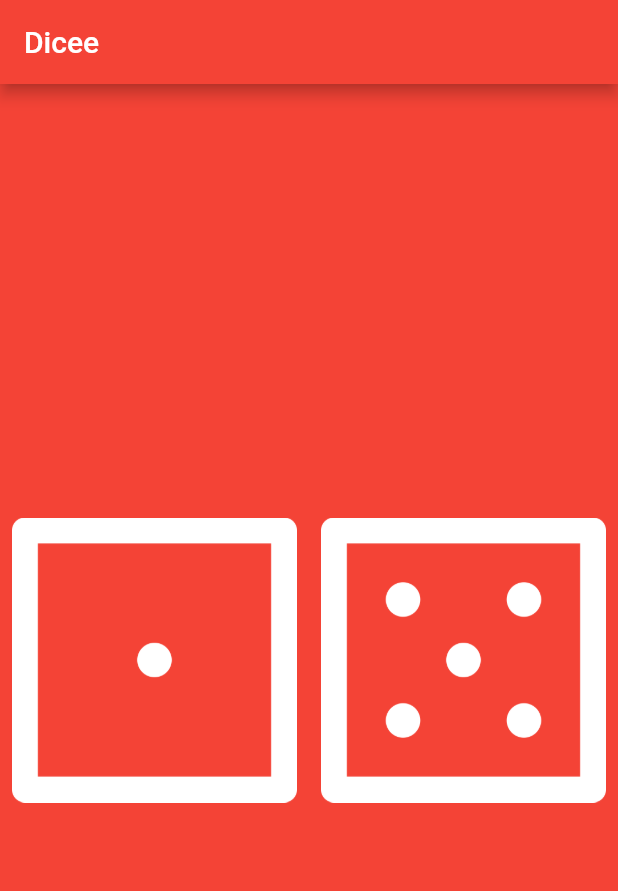
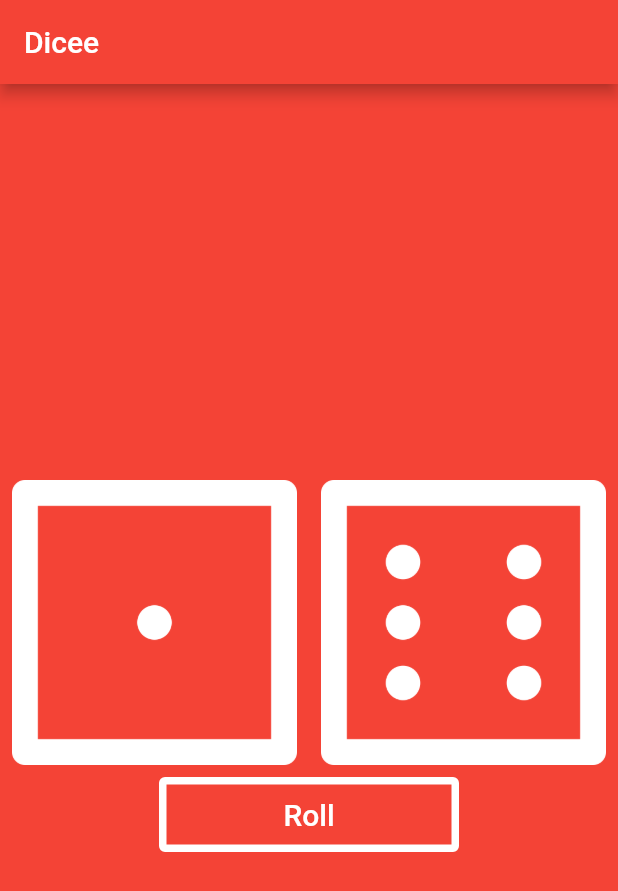
Before and after one commit to SKesek/Dicee, a Flutter app: the screen it shows after launch, on a phone screen of 412 x 824 dp. Shown: the top 891 px of the screen. Run offline on Flutter 3.47's test engine with Material 2 defaults, Android fonts, the phone set to English and light mode, and no system bars.

```diff
--- a/lib/main.dart
+++ b/lib/main.dart
@@ -1,4 +1,5 @@
 import 'package:flutter/material.dart';
+import 'dart:math';
 
 void main() {
   return runApp(
@@ -10,30 +11,72 @@ void main() {
           title: const Text('Dicee'),
           backgroundColor: Colors.red,
         ),
-        body: DicePage(),
+        body: const DicePage(),
       ),
     ),
   );
 }
 
-class DicePage extends StatelessWidget {
+class DicePage extends StatefulWidget {
+  const DicePage({Key? key}) : super(key: key);
+
+  @override
+  State<DicePage> createState() => _DicePageState();
+}
+
+class _DicePageState extends State<DicePage> {
+  int leftDiceNumber = 1;
+  int rightDiceNumber = 6;
+
+  void rollDice() {
+    setState(() {
+      leftDiceNumber = Random().nextInt(6) + 1;
+      rightDiceNumber = Random().nextInt(6) + 1;
+    });
+  }
+
   @override
   Widget build(BuildContext context) {
     return Center(
-      child: Row(
+      child: Column(
+        mainAxisAlignment: MainAxisAlignment.center,
+        children: [
+          Row(
             children: [
               Expanded(
                 child: TextButton(
-              child: Image.asset('images/dice1.png'),
-              onPressed: () {},
+                  child: Image.asset('images/dice$leftDiceNumber.png'),
+                  onPressed: () {
+                    setState(() {
+                      leftDiceNumber = Random().nextInt(6) + 1;
+                    });
+                  },
                 ),
               ),
               Expanded(
                 child: TextButton(
-              child: Image.asset('images/dice5.png'),
-              onPressed: () {},
+                  child: Image.asset('images/dice$rightDiceNumber.png'),
+                  onPressed: () {
+                    setState(() {
+                      rightDiceNumber = Random().nextInt(6) + 1;
+                    });
+                  },
                 ),
               ),
+            ],
+          ),
+          OutlinedButton(
+              onPressed: () {
+                rollDice();
+              },
+              style: OutlinedButton.styleFrom(
+                minimumSize: const Size(200, 50),
+                side: const BorderSide(width: 5, color: Colors.white),
+              ),
+              child: const Text(
+                'Roll',
+                style: TextStyle(color: Colors.white, fontSize: 20),
+              ))
         ],
       ),
     );
```
Lines whose indentation alone changed are shown as unchanged.
